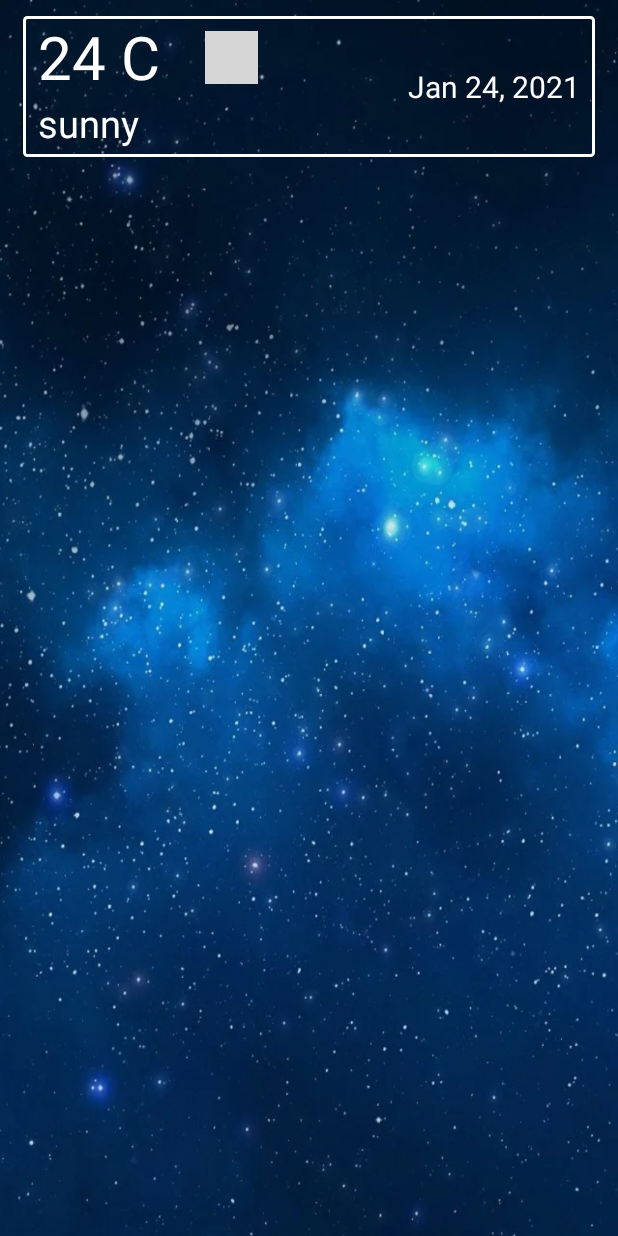
After one commit to ShakibaGhl/Weather, an Android app: the layout item_forecast.xml on its own in the app's theme, with its tools: preview values and no code run, on a phone screen of 412 x 824 dp. The commit adds this screen. Run offline under Robolectric (Android 15) with nearby library versions, the phone set to English and light mode, and no system bars; grey boxes are pictures that could not be loaded.

Commit message:
second attempt

```diff
--- /dev/null
+++ b/app/src/main/res/drawable/item_background.xml
@@ -0,0 +1,8 @@
+<?xml version="1.0" encoding="utf-8"?>
+<shape android:shape="rectangle" xmlns:android="http://schemas.android.com/apk/res/android">
+
+    <stroke android:color="@color/white"
+        android:width="2dp"/>
+    <corners android:radius="2dp"/>
+
+</shape>
--- /dev/null
+++ b/app/src/main/res/layout/item_forecast.xml
@@ -0,0 +1,66 @@
+<?xml version="1.0" encoding="utf-8"?>
+<RelativeLayout xmlns:android="http://schemas.android.com/apk/res/android"
+    android:layout_width="match_parent"
+    android:layout_height="wrap_content"
+    xmlns:app="http://schemas.android.com/apk/res-auto"
+    android:background="@drawable/background">
+
+    <androidx.cardview.widget.CardView
+        app:cardBackgroundColor="@android:color/transparent"
+        app:cardElevation="0dp"
+        android:layout_width="match_parent"
+        android:layout_marginStart="10dp"
+        android:layout_marginEnd="10dp"
+        android:layout_marginTop="5dp"
+        android:layout_marginBottom="10dp"
+        android:layout_height="wrap_content">
+
+        <RelativeLayout
+            android:layout_margin="5dp"
+            android:layout_width="match_parent"
+            android:layout_height="match_parent"
+            android:paddingLeft="10dp"
+            android:paddingRight="10dp"
+            android:background="@drawable/item_background">
+
+            <TextView
+                android:id="@+id/item_text_view_temp"
+                android:layout_width="wrap_content"
+                android:layout_height="wrap_content"
+                android:text="24 C  "
+                android:textSize="40dp"
+                android:textColor="@color/white"/>
+
+            <ImageView
+                android:id="@+id/item_image_view_weather_condition"
+                android:layout_toRightOf="@id/item_text_view_temp"
+                android:layout_marginTop="10dp"
+                android:layout_width="35dp"
+                android:layout_height="35dp"
+                android:layout_marginStart="10dp"
+                android:src="@drawable/ic_sun"/>
+
+            <TextView
+                android:layout_below="@id/item_text_view_temp"
+                android:textSize="25sp"
+                android:layout_width="wrap_content"
+                android:layout_height="wrap_content"
+                android:id="@+id/item_text_view_weather_condition"
+                android:text="sunny"
+                android:layout_marginBottom="5dp"
+                android:textColor="@color/white"/>
+
+            <TextView
+                android:id="@+id/item_text_view_date"
+                android:layout_width="wrap_content"
+                android:layout_height="wrap_content"
+                android:text=" Jan 24, 2021"
+                android:layout_alignParentRight="true"
+                android:layout_centerInParent="true"
+                android:textSize="20dp"
+                android:textColor="@color/white"/>
+
+
+        </RelativeLayout>
+    </androidx.cardview.widget.CardView>
+</RelativeLayout>
--- a/app/src/main/res/navigation/app_navigation.xml
+++ b/app/src/main/res/navigation/app_navigation.xml
@@ -12,11 +12,12 @@
     <fragment
         android:id="@+id/forecastListFragment"
         android:name="com.example.weather.weather.future.ForecastListFragment"
-        android:label="forecast_list_fragment" >
+        android:label="forecast_list_fragment">
 
     <action
         android:id="@+id/action_list_to_details"
         app:destination="@+id/forecastDetailsFragment"/>
+
     </fragment>
 
     <fragment
```
Also changed, not shown: app/src/main/java/com/example/weather/data/db/entity/MyList.kt (added, +30 -0 lines), app/src/main/java/com/example/weather/weather/future/ForecastListAdapter.kt (added, +52 -0 lines), app/src/main/java/com/example/weather/weather/future/ForecastListFragment.kt (+5 -3 lines).
